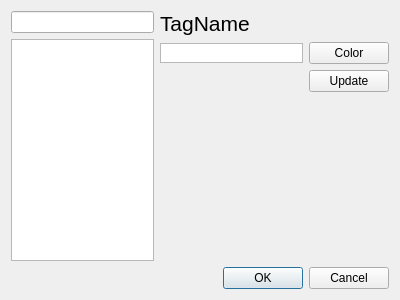
This is src/dialog/managetagsdialog.ui in Kirtsim/Memo-client-gui as Qt 5 draws it before an edit. The edited form follows.
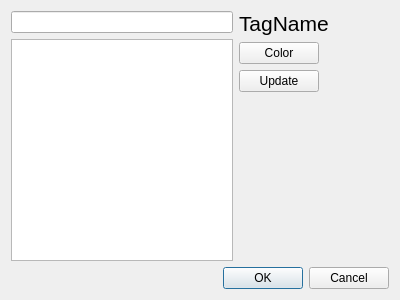
This is the edited form.

Commit message:
Make clicking the color button open a color picker dialog.
Also remove the "color sample" QGraphicsView that was there to display
the color of the currently selected tag. Instead, the "Color" button has
a small swatch (icon) added that will display the tag's color.

```diff
--- a/src/dialog/managetagsdialog.ui
+++ b/src/dialog/managetagsdialog.ui
@@ -55,46 +55,6 @@
        </item>
        <item>
         <layout class="QHBoxLayout" name="horizontalLayout_2">
-         <item>
-          <widget class="QGraphicsView" name="colorSample">
-           <property name="sizePolicy">
-            <sizepolicy hsizetype="Expanding" vsizetype="Minimum">
-             <horstretch>0</horstretch>
-             <verstretch>0</verstretch>
-            </sizepolicy>
-           </property>
-           <property name="minimumSize">
-            <size>
-             <width>0</width>
-             <height>0</height>
-            </size>
-           </property>
-           <property name="maximumSize">
-            <size>
-             <width>16777215</width>
-             <height>20</height>
-            </size>
-           </property>
-           <property name="baseSize">
-            <size>
-             <width>0</width>
-             <height>0</height>
-            </size>
-           </property>
-           <property name="backgroundBrush">
-            <brush brushstyle="NoBrush">
-             <color alpha="255">
-              <red>255</red>
-              <green>255</green>
-              <blue>255</blue>
-             </color>
-            </brush>
-           </property>
-           <property name="interactive">
-            <bool>true</bool>
-           </property>
-          </widget>
-         </item>
          <item>
           <widget class="QPushButton" name="colorButton">
            <property name="text">
@@ -102,23 +62,23 @@
            </property>
           </widget>
          </item>
+         <item>
+          <spacer name="horizontalSpacer_2">
+           <property name="orientation">
+            <enum>Qt::Horizontal</enum>
+           </property>
+           <property name="sizeHint" stdset="0">
+            <size>
+             <width>40</width>
+             <height>20</height>
+            </size>
+           </property>
+          </spacer>
+         </item>
         </layout>
        </item>
        <item>
         <layout class="QHBoxLayout" name="horizontalLayout_3">
-         <item>
-          <spacer name="horizontalSpacer">
-           <property name="orientation">
-            <enum>Qt::Horizontal</enum>
-           </property>
-           <property name="sizeHint" stdset="0">
-            <size>
-             <width>40</width>
-             <height>20</height>
-            </size>
-           </property>
-          </spacer>
-         </item>
          <item>
           <widget class="QPushButton" name="updateButton">
            <property name="text">
@@ -126,6 +86,19 @@
            </property>
           </widget>
          </item>
+         <item>
+          <spacer name="horizontalSpacer">
+           <property name="orientation">
+            <enum>Qt::Horizontal</enum>
+           </property>
+           <property name="sizeHint" stdset="0">
+            <size>
+             <width>40</width>
+             <height>20</height>
+            </size>
+           </property>
+          </spacer>
+         </item>
         </layout>
        </item>
        <item>
```
The commit also changes 2 other files.
